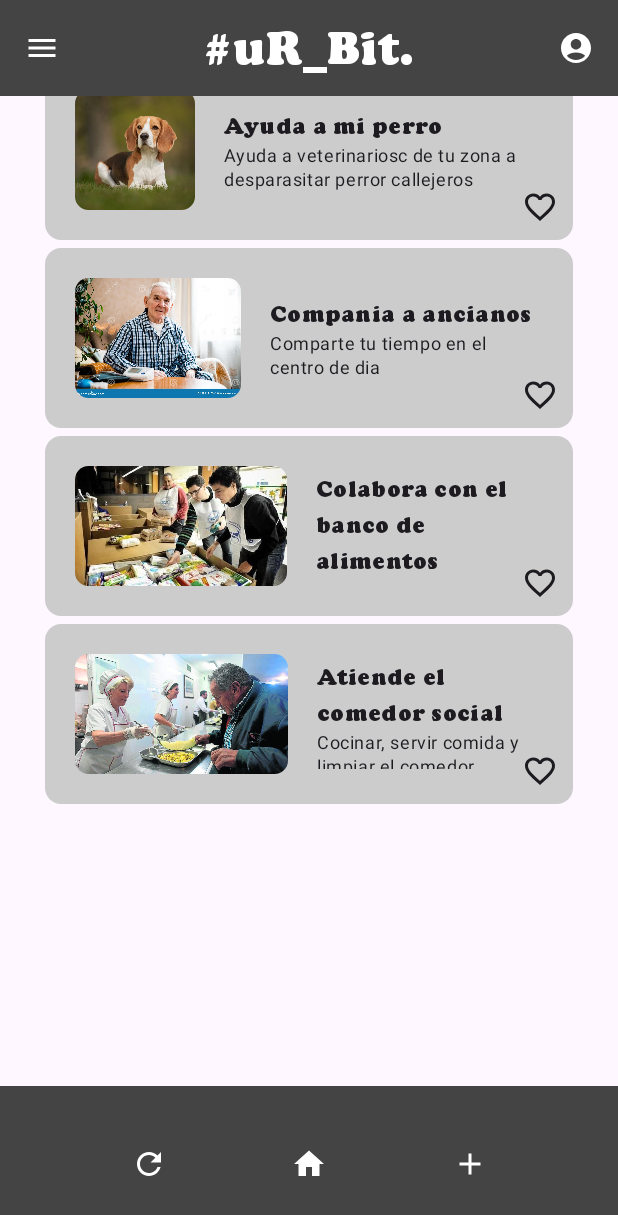
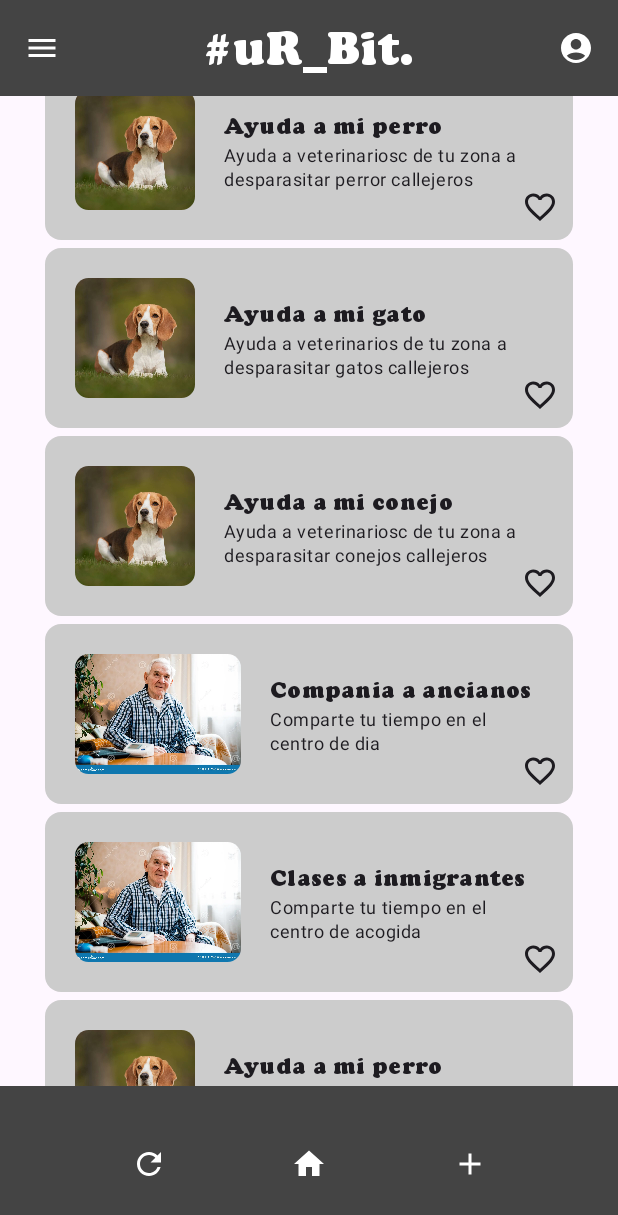
Before and after one commit to JPMartinezAguado/TareaProgramacionMultimedia, an Android app built with Jetpack Compose: the screen it shows after launch (MainActivity), on a phone screen of 412 x 824 dp. Shown: the top 1215 px of the screen. Run offline under Robolectric (Android 15) with nearby library versions, the phone set to English and light mode, and no system bars; our stand-ins replace Room's generated code; 1 statement that could not run was skipped.

Commit message:
tarea 3.1 - removidas dependencias innecesarias y solucionada carga anuncoios desde DB

```diff
--- a/app/build.gradle.kts
+++ b/app/build.gradle.kts
@@ -43,16 +43,13 @@ android {
 dependencies {
 
     implementation(libs.androidx.navigation.compose)
-    implementation(libs.mediation.test.suite)
+    //implementation(libs.mediation.test.suite)
     //tarea 2, parte 2, instalacion de dependencias
     val room_version = "2.6.1"
 
     implementation(libs.androidx.room.runtime)
     ksp(libs.androidx.room.compiler)
     implementation(libs.androidx.room.ktx)
-    implementation(libs.androidx.room.rxjava2)
-    implementation(libs.androidx.room.rxjava3)
-    implementation(libs.androidx.room.guava)
     testImplementation(libs.androidx.room.testing)
     implementation(libs.androidx.room.paging)
     //fin tarea 2, parte 2
--- a/app/src/main/java/com/jpmartineza/tareaprogramacionmultimedia/MainActivity.kt
+++ b/app/src/main/java/com/jpmartineza/tareaprogramacionmultimedia/MainActivity.kt
@@ -6,7 +6,6 @@ import android.util.Log
 import androidx.activity.ComponentActivity
 import androidx.activity.compose.setContent
 import androidx.activity.enableEdgeToEdge
-import androidx.activity.viewModels
 import androidx.compose.foundation.Image
 import androidx.compose.foundation.background
 import androidx.compose.foundation.layout.Arrangement
@@ -67,48 +66,50 @@ import androidx.compose.ui.unit.Dp
 import androidx.compose.ui.unit.dp
 import androidx.lifecycle.ViewModel
 import androidx.lifecycle.ViewModelProvider
+import androidx.navigation.NavController
+import androidx.navigation.NavHostController
+import androidx.navigation.compose.rememberNavController
+import androidx.room.Room
 import com.jpmartineza.tareaprogramacionmultimedia.data.Anuncios
 import com.jpmartineza.tareaprogramacionmultimedia.data.AnunciosDB
 import com.jpmartineza.tareaprogramacionmultimedia.data.AnunciosDBDao
 import com.jpmartineza.tareaprogramacionmultimedia.data.AnunciosState
 import com.jpmartineza.tareaprogramacionmultimedia.data.AnunciosViewModel
 import com.jpmartineza.tareaprogramacionmultimedia.data.uRBitDBHelper
+
 import kotlinx.coroutines.launch
 
-class MainActivity : ComponentActivity() {
+class MainActivity() : ComponentActivity() {
 
     val TAG = "uR_BitApp"
     private lateinit var dbHelper: uRBitDBHelper
-    private lateinit var db: AnunciosDB
-    private val viewModel: AnunciosViewModel by viewModels {
-        ViewModelFactory(AnunciosDB.getDatabase(this).anunciosDao())
-    }
+
+
 
     override fun onCreate(savedInstanceState: Bundle?) {
         super.onCreate(savedInstanceState)
         enableEdgeToEdge()
         setContent {
-            MaquetacionUI(viewModel)
+            val database = Room.databaseBuilder(this, AnunciosDB::class.java, "AnunciosDB").build()
+            val dao = database.anunciosDao()
+            val viewModel = AnunciosViewModel(dao)
+            val navController = rememberNavController()
+
+            MaquetacionUI(navController = NavHostController(this), viewModel)
         }
         crearBD()
 
     }
 
     private fun crearBD() {
-       dbHelper= uRBitDBHelper(this)
+        dbHelper = uRBitDBHelper(this)
 
-        dbHelper.InsertarUsuario("admin","admin","admin")
-        dbHelper.InsertarUsuario("ONG","ONG","ONG")
-        dbHelper.InsertarUsuario("voluntario","voluntario","voluntario")
+        dbHelper.InsertarUsuario("admin", "admin", "admin")
+        dbHelper.InsertarUsuario("ONG", "ONG", "ONG")
+        dbHelper.InsertarUsuario("voluntario", "voluntario", "voluntario")
     }
 
-    private fun InsertarAnuncios() {
-        val anuncios = AnunciosState.listadoAnuncios
-        anuncios.forEach { anuncio ->
-            viewModel.agregarAnuncio(anuncio)
-        }
 
-    }
     //tarea 2, parte 1, registrar cuandoi se restaura la activity
     override fun onResume() {
         super.onResume()
@@ -120,26 +121,26 @@ class MainActivity : ComponentActivity() {
         super.onDestroy()
     }
 
+    companion object
+
 
 }
 
 
-
 @SuppressLint("UnusedMaterial3ScaffoldPaddingParameter")
-
 @Composable
-
-fun MaquetacionUI(viewModel: AnunciosViewModel) {
+fun MaquetacionUI(navController: NavHostController, viewModel: AnunciosViewModel) {
 
     val drawerState = rememberDrawerState(initialValue = DrawerValue.Closed)
     val scope = rememberCoroutineScope()
 
     ModalNavigationDrawer(
         drawerState = drawerState,
-        drawerContent = { NavegadorLateral(Modifier.width(Dp(200f))) },
+        drawerContent = { NavegadorLateral(navController,Modifier.width(Dp(200f))) },
         content = {
             Scaffold(
-                topBar = { ToolBar(onMenuClick = {
+                topBar = {
+                    ToolBar(onMenuClick = {
                         scope.launch {
                             if (drawerState.isOpen) {
                                 drawerState.close()
@@ -151,7 +152,7 @@ fun MaquetacionUI(viewModel: AnunciosViewModel) {
                 },
                 //content = {
                 // innerPadding -> Box(modifier = Modifier.padding(innerPadding)) {
-                content = {Cuerpo(AnunciosState.listadoAnuncios)},
+                content = { Cuerpo(AnunciosState.listadoAnuncios) },
                 bottomBar = { BarraInferior() }
 
             )
@@ -182,7 +183,7 @@ fun ToolBar(onMenuClick: () -> Unit) {
         },
         actions =
         {
-            IconButton(onClick = {}){
+            IconButton(onClick = {}) {
                 Icon(
                     imageVector = Icons.Default.AccountCircle,
                     contentDescription = "Account",
@@ -207,7 +208,7 @@ fun Cuerpo(anuncios: List<Anuncios>) {
             .fillMaxSize()
             .padding(30.dp, 40.dp, 30.dp, 5.dp)
     ) {
-        items(anuncios){ anuncio ->
+        items(anuncios) { anuncio ->
             MuestraAnuncio(anuncios = anuncio)
         }
     }
@@ -216,7 +217,7 @@ fun Cuerpo(anuncios: List<Anuncios>) {
 
 @Preview
 @Composable
-fun  BarraInferior() {
+fun BarraInferior() {
     BottomAppBar(
         containerColor = Color.DarkGray,
         contentColor = Color.White,
@@ -253,21 +254,20 @@ fun  BarraInferior() {
 }
 
 @Composable
-fun NavegadorLateral(modifier: Modifier = Modifier)
-{
+fun NavegadorLateral(navController: NavHostController, modifier: Modifier = Modifier) {
 
     Column(
         modifier = Modifier
             .padding(0.dp)
             .background(Color.White, RectangleShape)
-    ){
+    ) {
         Box(
             modifier = Modifier
                 .width(250.dp)
                 .padding(top = 50.dp, bottom = 10.dp)
                 .clip(RoundedCornerShape(9.dp))
                 .padding(0.dp)
-        ){
+        ) {
             Image(
                 painter = painterResource(id = R.drawable.brand_logo),
                 contentDescription = null,
@@ -277,9 +277,15 @@ fun NavegadorLateral(modifier: Modifier = Modifier)
                     .align(Alignment.Center)
             )
         }
-        ElementosNavLat(icono = Icons.Default.Search, nombre = "Buscador")
-        ElementosNavLat(icono = Icons.Default.Favorite, nombre = "Favoritos")
-        ElementosNavLat(icono = Icons.Default.Create, nombre = "Crear")
+        ElementosNavLat(icono = Icons.Default.Search, nombre = "Buscador") {
+            navController.navigate("BuscarAnuncio")
+        }
+        ElementosNavLat(icono = Icons.Default.Favorite, nombre = "Favoritos", function = {
+            navController.navigate("agregarAnuncio")
+        })
+        ElementosNavLat(icono = Icons.Default.Create, nombre = "Crear", function = {
+            navController.navigate("agregarAnuncio")
+        })
 
         Spacer(modifier = Modifier.weight(1f))
 
@@ -287,7 +293,7 @@ fun NavegadorLateral(modifier: Modifier = Modifier)
             modifier = Modifier
                 .width(70.dp)
                 .clip(RoundedCornerShape(9.dp))
-        ){
+        ) {
             Image(
                 painter = painterResource(id = R.drawable.logo),
                 contentDescription = null,
@@ -298,11 +304,15 @@ fun NavegadorLateral(modifier: Modifier = Modifier)
         }
 
 
-        ElementosNavLat(icono = Icons.Default.Email, nombre = "Email")
-        ElementosNavLat(icono = Icons.Default.AccountCircle, nombre = "Mi cuenta")
+        ElementosNavLat(icono = Icons.Default.Email, nombre = "Email", function = {
+            navController.navigate("search")
+        })
+        ElementosNavLat(icono = Icons.Default.AccountCircle, nombre = "Mi cuenta", function = {
+            navController.navigate("search")
+        })
         Text(
             text = "Powered by Meº",
-            Modifier.padding(start = 130.dp, top =30.dp),
+            Modifier.padding(start = 130.dp, top = 30.dp),
             color = Color.DarkGray,
             fontFamily = FontFamily.Default,
             fontStyle = FontStyle.Italic,
@@ -310,6 +320,58 @@ fun NavegadorLateral(modifier: Modifier = Modifier)
         )
         Spacer(modifier = Modifier.height(20.dp))
 
+    }
+}
+
+@Composable
+fun NavegadorLateral(navController: NavController, modifier: Modifier = Modifier) {
+    Column(
+        modifier = Modifier
+            .padding(0.dp)
+            .background(Color.White, RectangleShape)
+    ) {
+        Box(
+            modifier = Modifier
+                .width(250.dp)
+                .padding(top = 50.dp, bottom = 10.dp)
+                .clip(RoundedCornerShape(9.dp))
+                .padding(0.dp)
+        ) {
+            Image(
+                painter = painterResource(id = R.drawable.brand_logo),
+                contentDescription = null,
+                modifier = Modifier
+                    .fillMaxWidth()
+                    .padding(3.dp)
+                    .align(Alignment.Center)
+            )
+        }
+
+        ElementosNavLat(icono = Icons.Default.Search, nombre = "Buscador") {
+            navController.navigate("search")
+        }
+        ElementosNavLat(icono = Icons.Default.Favorite, nombre = "Favoritos") {
+            navController.navigate("favorites")
+        }
+        ElementosNavLat(icono = Icons.Default.Create, nombre = "Crear") {
+            navController.navigate("create")
+        }
+
+        Spacer(modifier = Modifier.weight(1f))
+
+        Box(
+            modifier = Modifier
+                .width(70.dp)
+                .clip(RoundedCornerShape(9.dp))
+        ) {
+            Image(
+                painter = painterResource(id = R.drawable.logo),
+                contentDescription = null,
+                modifier = Modifier
+                    .padding(3.dp)
+                    .align(Alignment.TopStart)
+            )
+        }
     }
 }
 
@@ -333,7 +395,7 @@ fun Anuncio(
                 .padding(10.dp)
         ) {
             Image(
-                painter = painterResource(id = foto),
+                painter = painterResource(id =foto),
                 contentDescription = null,
                 modifier = Modifier
                     .clip(RoundedCornerShape(9.dp))
@@ -382,13 +444,14 @@ fun MuestraAnuncio(anuncios: Anuncios) {
 
 @Composable
 fun ElementosNavLat(
-    icono : ImageVector,
-    nombre: String
-){
-    Row (
+    icono: ImageVector,
+    nombre: String,
+    function: () -> Unit
+) {
+    Row(
         modifier = Modifier
             .padding(4.dp)
-    ){
+    ) {
         Icon(
             imageVector = icono,
             contentDescription = null,
@@ -407,13 +470,14 @@ fun ElementosNavLat(
 }
 
 val cooperFontFamily = FontFamily(
-    Font(R.font.cooper, FontWeight.Bold))
+    Font(R.font.cooper, FontWeight.Bold)
+)
 
 class ViewModelFactory(
     private val dao: AnunciosDBDao
-) : ViewModelProvider.Factory{
+) : ViewModelProvider.Factory {
     override fun <T : ViewModel> create(modelClass: Class<T>): T {
-        if(modelClass.isAssignableFrom(AnunciosViewModel::class.java)){
+        if (modelClass.isAssignableFrom(AnunciosViewModel::class.java)) {
             return super.create(modelClass) as T
         }
         throw IllegalArgumentException("Unknown ViewModel class")
--- a/app/src/main/java/com/jpmartineza/tareaprogramacionmultimedia/data/AnunciosDB.kt
+++ b/app/src/main/java/com/jpmartineza/tareaprogramacionmultimedia/data/AnunciosDB.kt
@@ -12,21 +12,4 @@ import com.jpmartineza.tareaprogramacionmultimedia.MainActivity
 abstract class AnunciosDB: RoomDatabase(){
       abstract fun anunciosDao(): AnunciosDBDao
 
-      companion object {
-
-            private var INSTANCE: AnunciosDB? = null
-            fun getDatabase(context: Context): AnunciosDB {
-                  return INSTANCE ?: synchronized(this) {
-                  val instance = databaseBuilder(
-                        context.applicationContext,
-                        AnunciosDB::class.java,
-                        "anuncios.db"
-                  ).build()
-                  INSTANCE = instance
-                  instance}
-            }
-      }
-
-
-
 }
--- a/app/src/main/java/com/jpmartineza/tareaprogramacionmultimedia/data/AnunciosState.kt
+++ b/app/src/main/java/com/jpmartineza/tareaprogramacionmultimedia/data/AnunciosState.kt
@@ -2,8 +2,9 @@ package com.jpmartineza.tareaprogramacionmultimedia.data
 
 import com.jpmartineza.tareaprogramacionmultimedia.R
 
+
 data class AnunciosState(
-    val anuncios: List<Anuncios> = emptyList(),
+    val anuncios: List<Anuncios> = emptyList()
 ) {
     companion object {
         val listadoAnuncios: List<Anuncios> = listOf(
@@ -18,6 +19,24 @@ data class AnunciosState(
                 imagen = R.drawable.perro
             ),
             Anuncios(
+                titulo = "Ayuda a mi gato",
+                descripcion = "Ayuda a veterinarios de tu zona a desparasitar gatos callejeros",
+                fechaPublicacion = "10/10/2023",
+                fechaAccion = "10/10/2025",
+                poblacion = "Monzón",
+                tipo = "animales",
+                imagen = R.drawable.perro
+            ),
+            Anuncios(
+                titulo = "Ayuda a mi conejo",
+                descripcion = "Ayuda a veterinariosc de tu zona a desparasitar conejos callejeros",
+                fechaPublicacion = "10/10/2023",
+                fechaAccion = "10/10/2025",
+                poblacion = "Lacón",
+                tipo = "animales",
+                imagen = R.drawable.perro
+            ),
+            Anuncios(
                 titulo = "Compania a ancianos",
                 descripcion = "Comparte tu tiempo en el centro de dia",
                 fechaPublicacion = "10/10/2023",
@@ -25,6 +44,24 @@ data class AnunciosState(
                 poblacion = "Mondragon",
                 tipo = "ancianos",
                 imagen = R.drawable.anciano
+            ),
+            Anuncios(
+                titulo = "Clases a inmigrantes",
+                descripcion = "Comparte tu tiempo en el centro de acogida",
+                fechaPublicacion = "10/10/2023",
+                fechaAccion = "10/5/2025",
+                poblacion = "Bentrances",
+                tipo = "ancianos",
+                imagen = R.drawable.anciano
+            ),
+            Anuncios(
+                titulo = "Ayuda a mi perro",
+                descripcion = "Ayuda a veterinariosc de tu zona a desparasitar perror callejeros",
+                fechaPublicacion = "10/10/2023",
+                fechaAccion = "10/10/2025",
+                poblacion = "Madrid",
+                tipo = "animales",
+                imagen = R.drawable.perro
             ),
             Anuncios(
                 titulo = "Colabora con el banco de alimentos",
@@ -40,11 +77,40 @@ data class AnunciosState(
                 descripcion = "Cocinar, servir comida y limpiar el comedor",
                 fechaPublicacion = "10/10/2023",
                 fechaAccion = "10/4/2025",
-        poblacion = "Monzon",
+                poblacion = "Barcelona",
+                tipo = "comedor",
+                imagen = R.drawable.comedorsocial
+            ),
+                    Anuncios(
+                    titulo = "Ayuda a mi perro",
+            descripcion = "Ayuda a veterinariosc de tu zona a desparasitar perror callejeros",
+            fechaPublicacion = "10/10/2023",
+            fechaAccion = "10/10/2025",
+            poblacion = "Madrid",
+            tipo = "animales",
+            imagen = R.drawable.perro
+        ),
+        Anuncios(
+        titulo = "Colabora con el banco de alimentos",
+        descripcion = "Recoger, clasificar y empaquetar alimentos en el banco de alimentos",
+        fechaPublicacion = "10/10/2023",
+        fechaAccion = "10/2/2025",
+        poblacion = "Tarancon",
+        tipo = "alimentos",
+        imagen = R.drawable.alimentos
+        ),
+        Anuncios(
+        titulo = "Atiende el comedor social",
+        descripcion = "Cocinar, servir comida y limpiar el comedor",
+        fechaPublicacion = "10/10/2023",
+        fechaAccion = "10/4/2025",
+        poblacion = "Tui",
         tipo = "comedor",
         imagen = R.drawable.comedorsocial
         )
         )
 
     }
+
+
 }
--- a/build.gradle.kts
+++ b/build.gradle.kts
@@ -3,5 +3,5 @@ plugins {
     alias(libs.plugins.android.application) apply false
     alias(libs.plugins.kotlin.android) apply false
     alias(libs.plugins.kotlin.compose) apply false
-    id("com.google.devtools.ksp") version "2.0.0-1.0.24" apply false
+    id("com.google.devtools.ksp") version "2.1.0-1.0.29" apply false
 }
--- a/gradle/libs.versions.toml
+++ b/gradle/libs.versions.toml
@@ -1,6 +1,6 @@
 [versions]
 agp = "8.7.2"
-kotlin = "2.0.0"
+kotlin = "2.1.0"
 coreKtx = "1.15.0"
 junit = "4.13.2"
 junitVersion = "1.2.1"
```
Also changed, not shown: app/src/main/AndroidManifest.xml (+3 -6 lines), app/src/main/java/com/jpmartineza/tareaprogramacionmultimedia/data/AnunciosViewModel.kt (+6 -6 lines), app/src/main/java/com/jpmartineza/tareaprogramacionmultimedia/navegacion/NavManager.kt (added, +38 -0 lines), app/src/main/java/com/jpmartineza/tareaprogramacionmultimedia/ui/AgregarAnuncioView.kt (added, +171 -0 lines), app/src/main/java/com/jpmartineza/tareaprogramacionmultimedia/ui/BuscarAnuncioView.kt (added, +172 -0 lines). Lines whose indentation alone changed are shown as unchanged.
